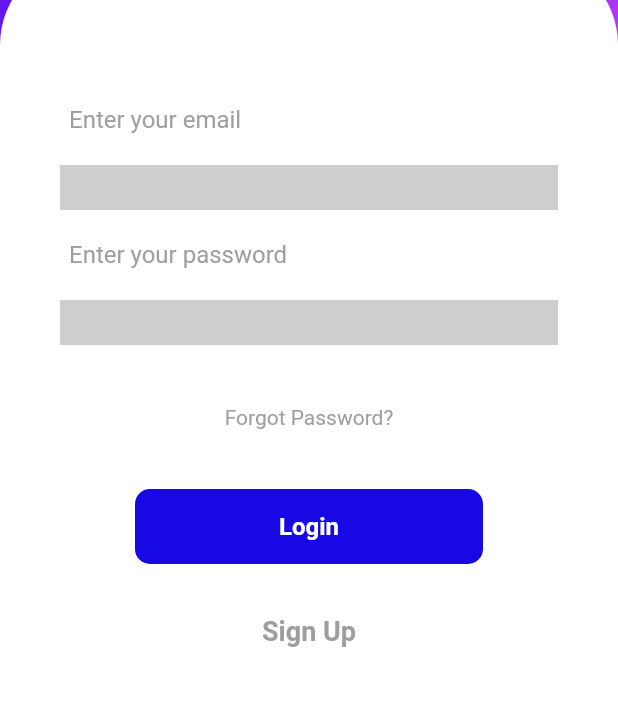
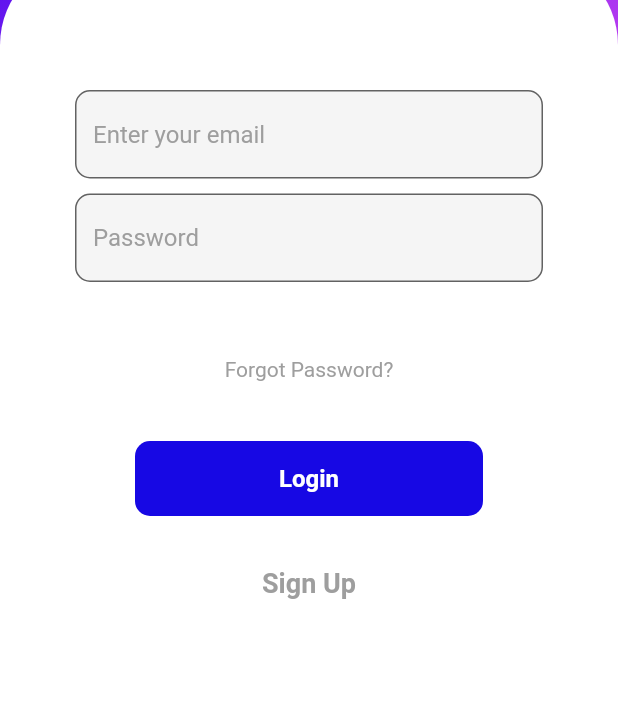
Before and after one commit to aakashsahh/Sapati-app-, a Flutter app: the screen it shows after launch, on a phone screen of 412 x 824 dp, the part 342-1048 px from its top. Run offline on Flutter 3.47's test engine with Material 2 defaults, Android fonts, the phone set to English and light mode, and no system bars.

Commit message:
Text field enhance

```diff
--- a/lib/InputField.dart
+++ b/lib/InputField.dart
@@ -5,39 +5,34 @@ class InputField extends StatelessWidget {
 
   @override
   Widget build(BuildContext context) {
-    return Column(
-      children: <Widget>[
-        Container(
-          padding: EdgeInsets.all(6),
-          decoration: const BoxDecoration(
-            border: Border(
-              bottom: BorderSide(
-                  width: 30.0, color: Color.fromARGB(255, 206, 206, 206)),
-              //bottom: BorderSide(color: Colors.grey[200])
-            ),
+    return Container(
+      padding: const EdgeInsets.all(10),
+      child: Column(
+        children: [
+          TextField(
+            decoration: InputDecoration(
+                fillColor: Colors.grey.shade100,
+                filled: true,
+                hintText: "Enter your email",
+                hintStyle: const TextStyle(color: Colors.grey),
+                border: OutlineInputBorder(
+                    borderRadius: BorderRadius.circular(10))),
           ),
-          child: const TextField(
+          const SizedBox(
+            height: 10,
+          ),
+          TextField(
+            obscureText: true,
             decoration: InputDecoration(
-                hintText: "Enter your email",
+                fillColor: Colors.grey.shade100,
+                filled: true,
+                hintText: "Password",
                 hintStyle: TextStyle(color: Colors.grey),
-                border: InputBorder.none),
+                border: OutlineInputBorder(
+                    borderRadius: BorderRadius.circular(10))),
           ),
-        ),
-        Container(
-          padding: const EdgeInsets.all(6),
-          decoration: const BoxDecoration(
-              border: Border(
-            bottom: BorderSide(
-                width: 30.0, color: Color.fromARGB(255, 206, 206, 206)),
-          )),
-          child: const TextField(
-            decoration: InputDecoration(
-                hintText: "Enter your password",
-                hintStyle: TextStyle(color: Colors.grey),
-                border: InputBorder.none),
-          ),
-        ),
-      ],
+        ],
+      ),
     );
   }
 }
```
